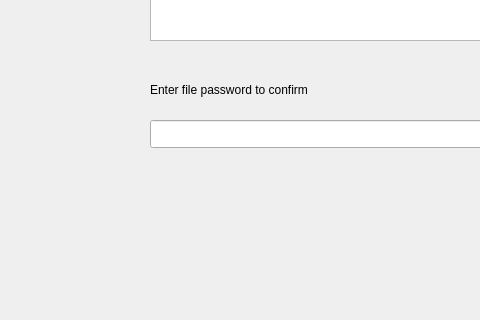
Old version of the form sharefilepage.ui in the repository Elle0-0/CloudWorx-Desktop-Client; both pictures show x 0 to 480 and y 180 to 500 of the 800 by 500 pixel window.
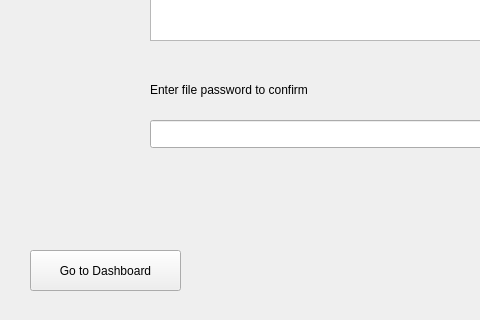
New version of the form. Icons and pictures are not drawn.

Diff of the .ui file:
```diff
--- a/sharefilepage.ui
+++ b/sharefilepage.ui
@@ -107,6 +107,19 @@
     <string>Share access</string>
    </property>
   </widget>
+  <widget class="QPushButton" name="dashboardButton">
+   <property name="geometry">
+    <rect>
+     <x>30</x>
+     <y>430</y>
+     <width>151</width>
+     <height>41</height>
+    </rect>
+   </property>
+   <property name="text">
+    <string>Go to Dashboard</string>
+   </property>
+  </widget>
  </widget>
  <resources>
   <include location="Images.qrc"/>
```
